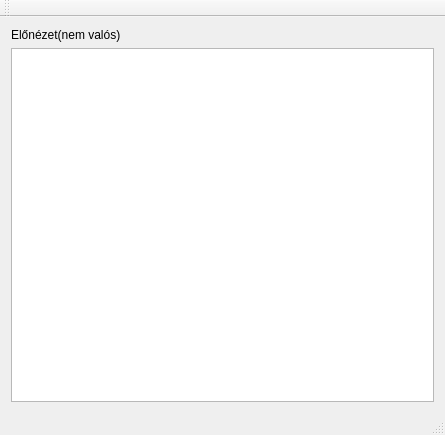
Qt form matrix-snake-game/src/mainwindow.ui (schonherz-matrix/snake-game) before a commit.
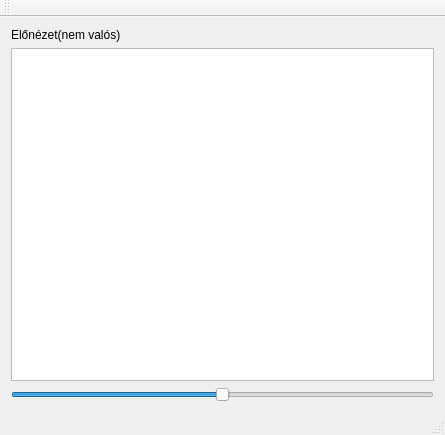
The same form after that commit.

Commit message: Added slider to dinamically change ticks

```diff
--- a/matrix-snake-game/src/mainwindow.ui
+++ b/matrix-snake-game/src/mainwindow.ui
@@ -32,6 +32,19 @@
       </property>
      </widget>
     </item>
+    <item>
+     <widget class="QSlider" name="slider">
+      <property name="maximum">
+       <number>40</number>
+      </property>
+      <property name="sliderPosition">
+       <number>20</number>
+      </property>
+      <property name="orientation">
+       <enum>Qt::Horizontal</enum>
+      </property>
+     </widget>
+    </item>
    </layout>
   </widget>
   <widget class="QMenuBar" name="menuBar">
```
Left out of the diff: 1 changed line with no effect on the pictures. The commit also changes 3 other files.
